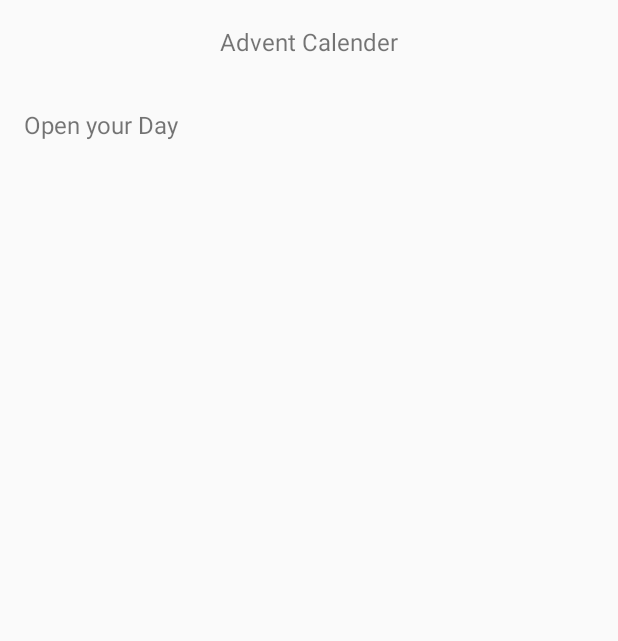
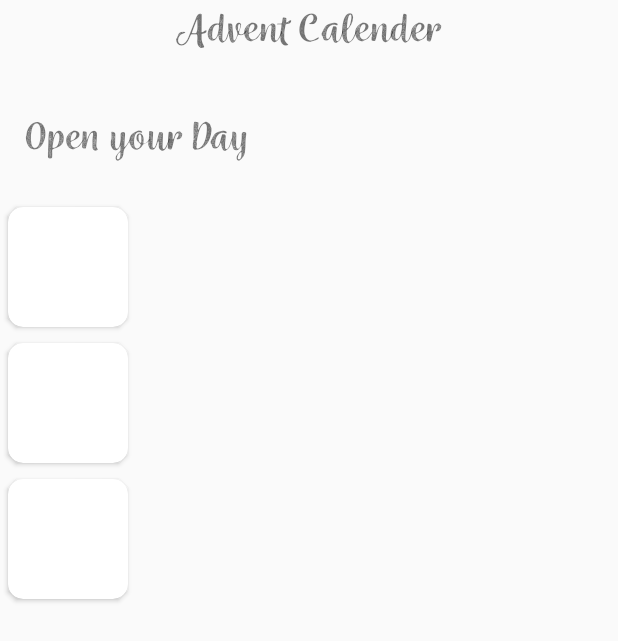
Before and after one commit to yourappsgeek/AdventCalender, an Android app: the layout activity_main.xml on its own in the app's theme, with its tools: preview values and no code run, on a phone screen of 412 x 824 dp. Shown: the top 641 px of the screen. Run offline under Robolectric (Android 15) with nearby library versions, the phone set to English and light mode, and no system bars.

Commit message:
Added support for custom font

```diff
--- /dev/null
+++ b/app/src/main/res/font/custom_font.xml
@@ -0,0 +1,11 @@
+<?xml version="1.0" encoding="utf-8"?>
+<font-family xmlns:android="http://schemas.android.com/apk/res/android"
+    xmlns:app="http://schemas.android.com/apk/res-auto">
+    <font
+        android:font="@font/wreath_halftone_medium"
+        android:fontStyle="normal"
+        android:fontWeight="400"
+        app:font="@font/wreath_halftone_medium"
+        app:fontStyle="normal"
+        app:fontWeight="400" />
+</font-family>
--- a/app/src/main/res/layout/activity_main.xml
+++ b/app/src/main/res/layout/activity_main.xml
@@ -1,41 +1,41 @@
 <?xml version="1.0" encoding="utf-8"?>
-<layout
-    xmlns:android="http://schemas.android.com/apk/res/android"
+<layout xmlns:android="http://schemas.android.com/apk/res/android"
     xmlns:app="http://schemas.android.com/apk/res-auto"
-    xmlns:tools="http://schemas.android.com/tools"
-    >
+    xmlns:tools="http://schemas.android.com/tools">
 
-    <data/>
+    <data />
 
     <androidx.constraintlayout.widget.ConstraintLayout
         android:layout_width="match_parent"
         android:layout_height="match_parent"
-        tools:context=".MainActivity"
-        >
+        tools:context=".presentation.MainActivity">
 
         <include
             android:id="@+id/toolbar"
-            layout="@layout/custom_toolbar"
-            />
+            layout="@layout/custom_toolbar" />
 
         <TextView
             android:id="@+id/tvHeading"
             android:layout_width="wrap_content"
             android:layout_height="wrap_content"
-            app:layout_constraintTop_toBottomOf="@id/toolbar"
+            android:layout_margin="16dp"
+            android:fontFamily="@font/custom_font"
+            android:text="@string/text_open_your_day"
+            android:textSize="30sp"
             app:layout_constraintStart_toStartOf="parent"
-            android:layout_margin="16dp"
-            android:text="@string/text_open_your_day"
-            />
+            app:layout_constraintTop_toBottomOf="@id/toolbar" />
 
         <androidx.recyclerview.widget.RecyclerView
             android:id="@+id/rvCalender"
-            android:layout_width="wrap_content"
-            android:layout_height="wrap_content"
+            android:layout_width="0dp"
+            android:layout_height="0dp"
             app:layout_constraintBottom_toBottomOf="parent"
+            app:layout_constraintEnd_toEndOf="parent"
             app:layout_constraintLeft_toLeftOf="parent"
             app:layout_constraintRight_toRightOf="parent"
-            app:layout_constraintTop_toBottomOf="@id/tvHeading" />
+            app:layout_constraintStart_toStartOf="parent"
+            app:layout_constraintTop_toBottomOf="@id/tvHeading"
+            tools:listitem="@layout/item_days" />
 
     </androidx.constraintlayout.widget.ConstraintLayout>
 
--- a/app/src/main/res/layout/custom_toolbar.xml
+++ b/app/src/main/res/layout/custom_toolbar.xml
@@ -6,22 +6,22 @@
         android:layout_width="match_parent"
         android:layout_height="?attr/actionBarSize"
         app:contentInsetLeft="0dp"
-        app:contentInsetStart="0dp"
-        >
+        app:contentInsetStart="0dp">
 
 
         <LinearLayout
             android:layout_width="match_parent"
             android:layout_height="match_parent"
-            android:orientation="horizontal"
             android:gravity="center"
-            >
+            android:orientation="horizontal">
 
             <TextView
                 android:id="@+id/toolbar_title"
                 android:layout_width="wrap_content"
                 android:layout_height="wrap_content"
-                android:text="@string/app_name" />
+                android:fontFamily="@font/custom_font"
+                android:text="@string/app_name"
+                android:textSize="30sp" />
         </LinearLayout>
 
     </androidx.appcompat.widget.Toolbar>
```
Also changed, not shown: app/src/main/res/font/wreath_halftone_medium.otf (added).
